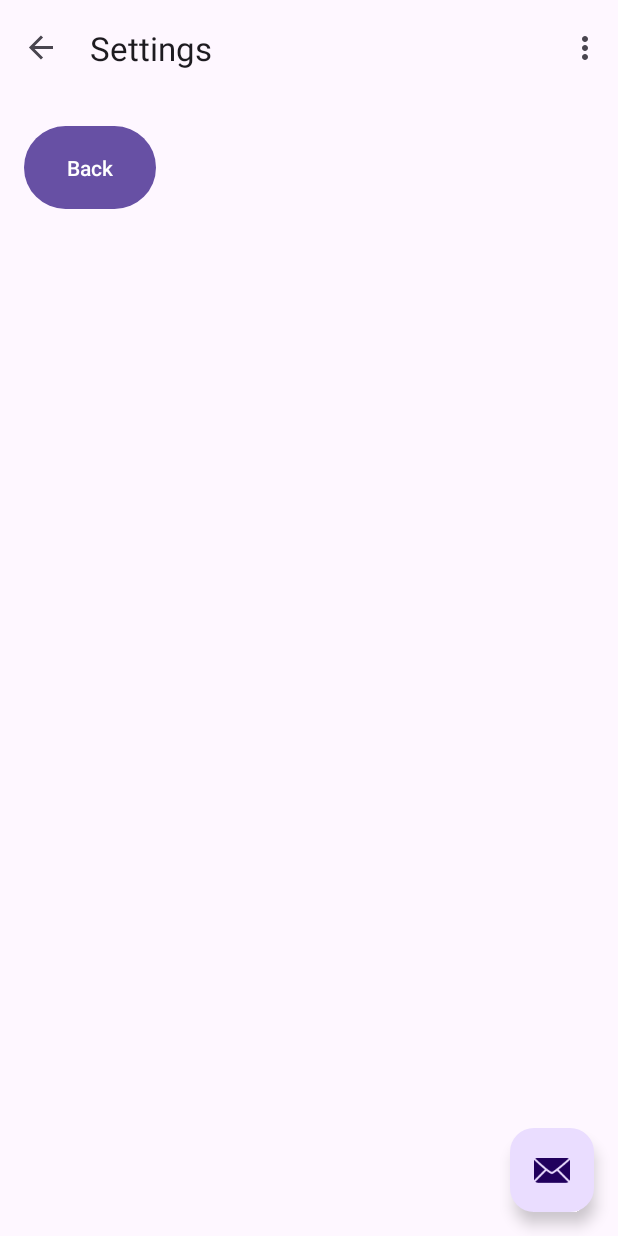
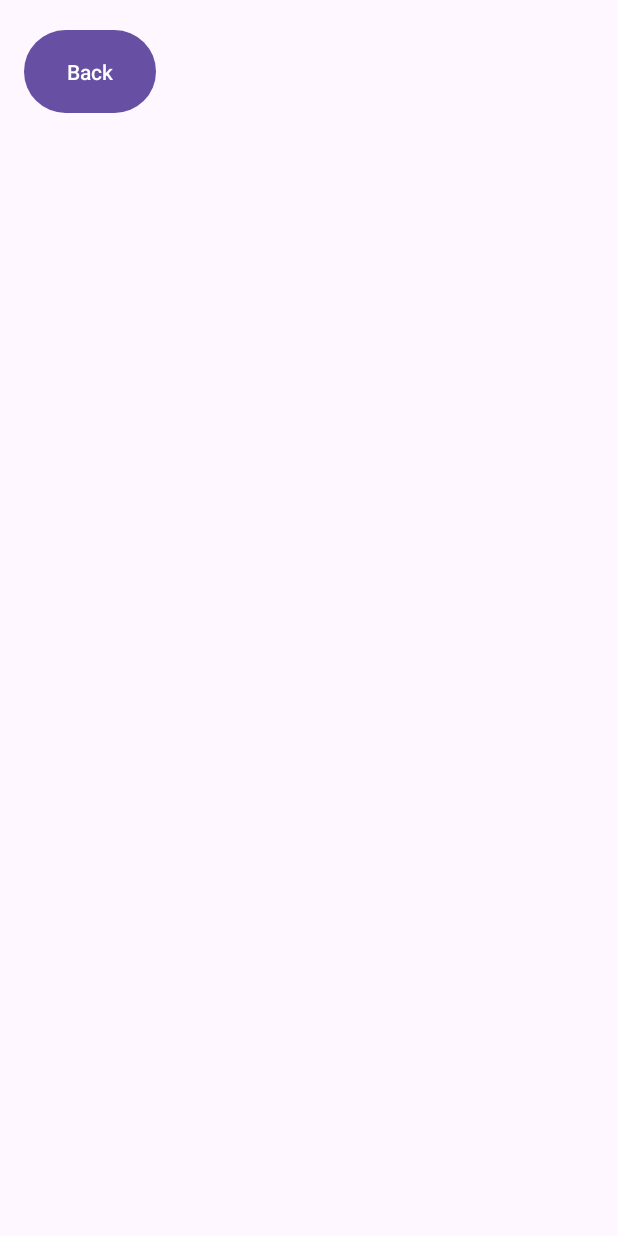
Before and after one commit to MakarenkoAI/SpaceGame, an Android app: the screen it shows after launch (MainActivity), after a tap on "Settings", on a phone screen of 412 x 824 dp. Run offline under Robolectric (Android 15) with nearby library versions, the phone set to English and light mode, and no system bars; our stand-ins replace navigation-ui.

Commit message:
fix: remove toolbar

```diff
--- a/app/src/main/java/com/example/spacegame/MainActivity.java
+++ b/app/src/main/java/com/example/spacegame/MainActivity.java
@@ -2,76 +2,32 @@ package com.example.spacegame;
 
 import android.os.Bundle;
 
-import com.google.android.material.snackbar.Snackbar;
-
 import androidx.appcompat.app.AppCompatActivity;
-
-import android.view.View;
 
 import androidx.navigation.NavController;
 import androidx.navigation.Navigation;
 import androidx.navigation.ui.AppBarConfiguration;
 import androidx.navigation.ui.NavigationUI;
 
-import com.example.spacegame.databinding.ActivityMainBinding;
+import com.example.spacegame.databinding.MainActivityBinding;
 
 import android.view.Menu;
 import android.view.MenuItem;
 
-public class MainActivity extends AppCompatActivity {
+public class MainActivity extends AppCompatActivity
+{
 
-    private AppBarConfiguration appBarConfiguration;
-    private ActivityMainBinding binding;
+    private MainActivityBinding binding;
 
     @Override
-    protected void onCreate(Bundle savedInstanceState) {
+    protected void onCreate(Bundle savedInstanceState)
+    {
         super.onCreate(savedInstanceState);
 
-        binding = ActivityMainBinding.inflate(getLayoutInflater());
+        binding = MainActivityBinding.inflate(getLayoutInflater());
         setContentView(binding.getRoot());
 
-        setSupportActionBar(binding.toolbar);
-
         NavController navController = Navigation.findNavController(this, R.id.nav_host_fragment_content_main);
-        appBarConfiguration = new AppBarConfiguration.Builder(navController.getGraph()).build();
-        NavigationUI.setupActionBarWithNavController(this, navController, appBarConfiguration);
-
-        binding.fab.setOnClickListener(new View.OnClickListener() {
-            @Override
-            public void onClick(View view) {
-                Snackbar.make(view, "Replace with your own action", Snackbar.LENGTH_LONG)
-                        .setAnchorView(R.id.fab)
-                        .setAction("Action", null).show();
-            }
-        });
     }
 
-    @Override
-    public boolean onCreateOptionsMenu(Menu menu) {
-        // Inflate the menu; this adds items to the action bar if it is present.
-        getMenuInflater().inflate(R.menu.menu_main, menu);
-        return true;
-    }
-
-    @Override
-    public boolean onOptionsItemSelected(MenuItem item) {
-        // Handle action bar item clicks here. The action bar will
-        // automatically handle clicks on the Home/Up button, so long
-        // as you specify a parent activity in AndroidManifest.xml.
-        int id = item.getItemId();
-
-        //noinspection SimplifiableIfStatement
-        if (id == R.id.action_settings) {
-            return true;
-        }
-
-        return super.onOptionsItemSelected(item);
-    }
-
-    @Override
-    public boolean onSupportNavigateUp() {
-        NavController navController = Navigation.findNavController(this, R.id.nav_host_fragment_content_main);
-        return NavigationUI.navigateUp(navController, appBarConfiguration)
-                || super.onSupportNavigateUp();
-    }
 }
--- a/app/src/main/res/layout/activity_main.xml
+++ /dev/null
@@ -1,33 +0,0 @@
-<?xml version="1.0" encoding="utf-8"?>
-<androidx.coordinatorlayout.widget.CoordinatorLayout xmlns:android="http://schemas.android.com/apk/res/android"
-    xmlns:app="http://schemas.android.com/apk/res-auto"
-    xmlns:tools="http://schemas.android.com/tools"
-    android:layout_width="match_parent"
-    android:layout_height="match_parent"
-    android:fitsSystemWindows="true"
-    tools:context=".MainActivity">
-
-    <com.google.android.material.appbar.AppBarLayout
-        android:layout_width="match_parent"
-        android:layout_height="wrap_content"
-        android:fitsSystemWindows="true">
-
-        <com.google.android.material.appbar.MaterialToolbar
-            android:id="@+id/toolbar"
-            android:layout_width="match_parent"
-            android:layout_height="?attr/actionBarSize" />
-
-    </com.google.android.material.appbar.AppBarLayout>
-
-    <include layout="@layout/content_main" />
-
-    <com.google.android.material.floatingactionbutton.FloatingActionButton
-        android:id="@+id/fab"
-        android:layout_width="wrap_content"
-        android:layout_height="wrap_content"
-        android:layout_gravity="bottom|end"
-        android:layout_marginEnd="@dimen/fab_margin"
-        android:layout_marginBottom="16dp"
-        app:srcCompat="@android:drawable/ic_dialog_email" />
-
-</androidx.coordinatorlayout.widget.CoordinatorLayout>
--- /dev/null
+++ b/app/src/main/res/layout/main_activity.xml
@@ -0,0 +1,12 @@
+<?xml version="1.0" encoding="utf-8"?>
+<androidx.coordinatorlayout.widget.CoordinatorLayout xmlns:android="http://schemas.android.com/apk/res/android"
+    xmlns:tools="http://schemas.android.com/tools"
+    android:layout_width="match_parent"
+    android:layout_height="match_parent"
+    android:fitsSystemWindows="true"
+    tools:context=".MainActivity">
+
+
+    <include layout="@layout/content_main" />
+
+</androidx.coordinatorlayout.widget.CoordinatorLayout>
--- a/app/src/main/res/menu/menu_main.xml
+++ /dev/null
@@ -1,10 +0,0 @@
-<menu xmlns:android="http://schemas.android.com/apk/res/android"
-    xmlns:app="http://schemas.android.com/apk/res-auto"
-    xmlns:tools="http://schemas.android.com/tools"
-    tools:context="com.example.spacegame.MainActivity">
-    <item
-        android:id="@+id/action_settings"
-        android:orderInCategory="100"
-        android:title="@string/action_settings"
-        app:showAsAction="never" />
-</menu>
```
Also changed, not shown: app/src/main/java/com/example/spacegame/AboutPage.java (+9 -11 lines), app/src/main/java/com/example/spacegame/GamesPage.java (+9 -11 lines), app/src/main/java/com/example/spacegame/SettingsPage.java (+9 -12 lines), app/src/main/java/com/example/spacegame/StartPage.java (+11 -20 lines).
